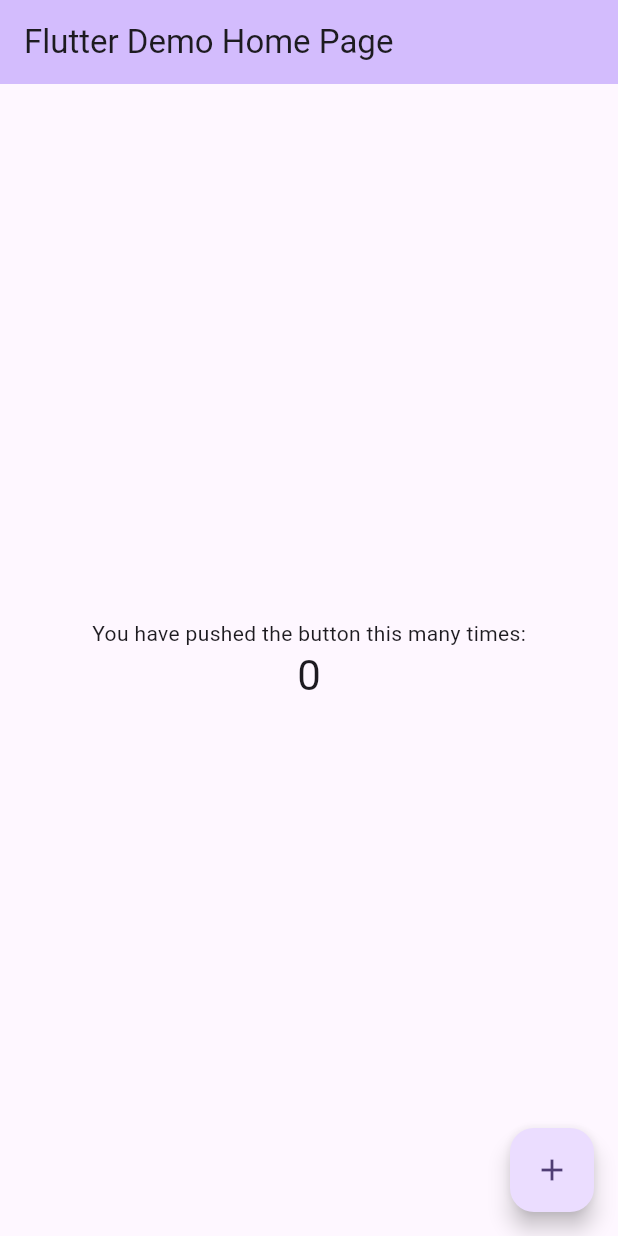
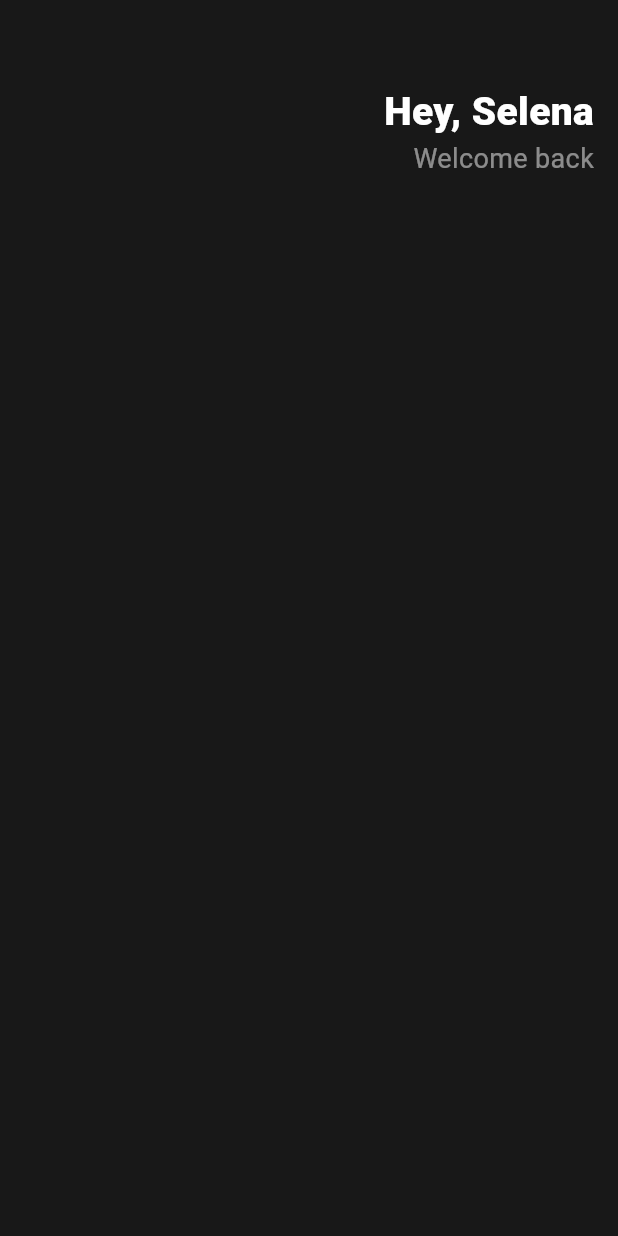
Before and after one commit to Noah-TaeHwan/flutter_1, a Flutter app: the screen it shows after launch, on a phone screen of 412 x 824 dp. Run offline on Flutter 3.47's test engine with Material 3 defaults, Android fonts, the phone set to English and light mode, and no system bars.

Commit message:
#3.0 Header

```diff
--- a/lib/main.dart
+++ b/lib/main.dart
@@ -1,125 +1,53 @@
 import 'package:flutter/material.dart';
 
 void main() {
-  runApp(const MyApp());
+  runApp(const App());
 }
 
-class MyApp extends StatelessWidget {
-  const MyApp({super.key});
+class App extends StatelessWidget {
+  const App({super.key});
 
-  // This widget is the root of your application.
   @override
   Widget build(BuildContext context) {
     return MaterialApp(
-      title: 'Flutter Demo',
-      theme: ThemeData(
-        // This is the theme of your application.
-        //
-        // TRY THIS: Try running your application with "flutter run". You'll see
-        // the application has a purple toolbar. Then, without quitting the app,
-        // try changing the seedColor in the colorScheme below to Colors.green
-        // and then invoke "hot reload" (save your changes or press the "hot
-        // reload" button in a Flutter-supported IDE, or press "r" if you used
-        // the command line to start the app).
-        //
-        // Notice that the counter didn't reset back to zero; the application
-        // state is not lost during the reload. To reset the state, use hot
-        // restart instead.
-        //
-        // This works for code too, not just values: Most code changes can be
-        // tested with just a hot reload.
-        colorScheme: ColorScheme.fromSeed(seedColor: Colors.deepPurple),
-        useMaterial3: true,
+      home: Scaffold(
+        backgroundColor: const Color(0xFF181818),
+        body: Padding(
+          padding: const EdgeInsets.all(16),
+          child: Column(
+            children: [
+              const SizedBox(
+                height: 40,
               ),
-      home: const MyHomePage(title: 'Flutter Demo Home Page'),
-    );
-  }
-}
-
-class MyHomePage extends StatefulWidget {
-  const MyHomePage({super.key, required this.title});
-
-  // This widget is the home page of your application. It is stateful, meaning
-  // that it has a State object (defined below) that contains fields that affect
-  // how it looks.
-
-  // This class is the configuration for the state. It holds the values (in this
-  // case the title) provided by the parent (in this case the App widget) and
-  // used by the build method of the State. Fields in a Widget subclass are
-  // always marked "final".
-
-  final String title;
-
-  @override
-  State<MyHomePage> createState() => _MyHomePageState();
-}
-
-class _MyHomePageState extends State<MyHomePage> {
-  int _counter = 0;
-
-  void _incrementCounter() {
-    setState(() {
-      // This call to setState tells the Flutter framework that something has
-      // changed in this State, which causes it to rerun the build method below
-      // so that the display can reflect the updated values. If we changed
-      // _counter without calling setState(), then the build method would not be
-      // called again, and so nothing would appear to happen.
-      _counter++;
-    });
-  }
-
-  @override
-  Widget build(BuildContext context) {
-    // This method is rerun every time setState is called, for instance as done
-    // by the _incrementCounter method above.
-    //
-    // The Flutter framework has been optimized to make rerunning build methods
-    // fast, so that you can just rebuild anything that needs updating rather
-    // than having to individually change instances of widgets.
-    return Scaffold(
-      appBar: AppBar(
-        // TRY THIS: Try changing the color here to a specific color (to
-        // Colors.amber, perhaps?) and trigger a hot reload to see the AppBar
-        // change color while the other colors stay the same.
-        backgroundColor: Theme.of(context).colorScheme.inversePrimary,
-        // Here we take the value from the MyHomePage object that was created by
-        // the App.build method, and use it to set our appbar title.
-        title: Text(widget.title),
+              Row(
+                mainAxisAlignment: MainAxisAlignment.end,
+                children: [
+                  Column(
+                    crossAxisAlignment: CrossAxisAlignment.end,
+                    children: [
+                      const Text(
+                        "Hey, Selena",
+                        style: TextStyle(
+                          color: Colors.white,
+                          fontSize: 26,
+                          fontWeight: FontWeight.w800,
                         ),
-      body: Center(
-        // Center is a layout widget. It takes a single child and positions it
-        // in the middle of the parent.
-        child: Column(
-          // Column is also a layout widget. It takes a list of children and
-          // arranges them vertically. By default, it sizes itself to fit its
-          // children horizontally, and tries to be as tall as its parent.
-          //
-          // Column has various properties to control how it sizes itself and
-          // how it positions its children. Here we use mainAxisAlignment to
-          // center the children vertically; the main axis here is the vertical
-          // axis because Columns are vertical (the cross axis would be
-          // horizontal).
-          //
-          // TRY THIS: Invoke "debug painting" (choose the "Toggle Debug Paint"
-          // action in the IDE, or press "p" in the console), to see the
-          // wireframe for each widget.
-          mainAxisAlignment: MainAxisAlignment.center,
-          children: <Widget>[
-            const Text(
-              'You have pushed the button this many times:',
                       ),
                       Text(
-              '$_counter',
-              style: Theme.of(context).textTheme.headlineMedium,
+                        "Welcome back",
+                        style: TextStyle(
+                            color: Colors.white.withOpacity(0.5),
+                            fontSize: 18,
+                            fontWeight: FontWeight.w400),
+                      ),
+                    ],
+                  ),
+                ],
               ),
             ],
           ),
         ),
-      floatingActionButton: FloatingActionButton(
-        onPressed: _incrementCounter,
-        tooltip: 'Increment',
-        child: const Icon(Icons.add),
-      ), // This trailing comma makes auto-formatting nicer for build methods.
+      ),
     );
   }
 }
```
Lines whose indentation alone changed are shown as unchanged.
